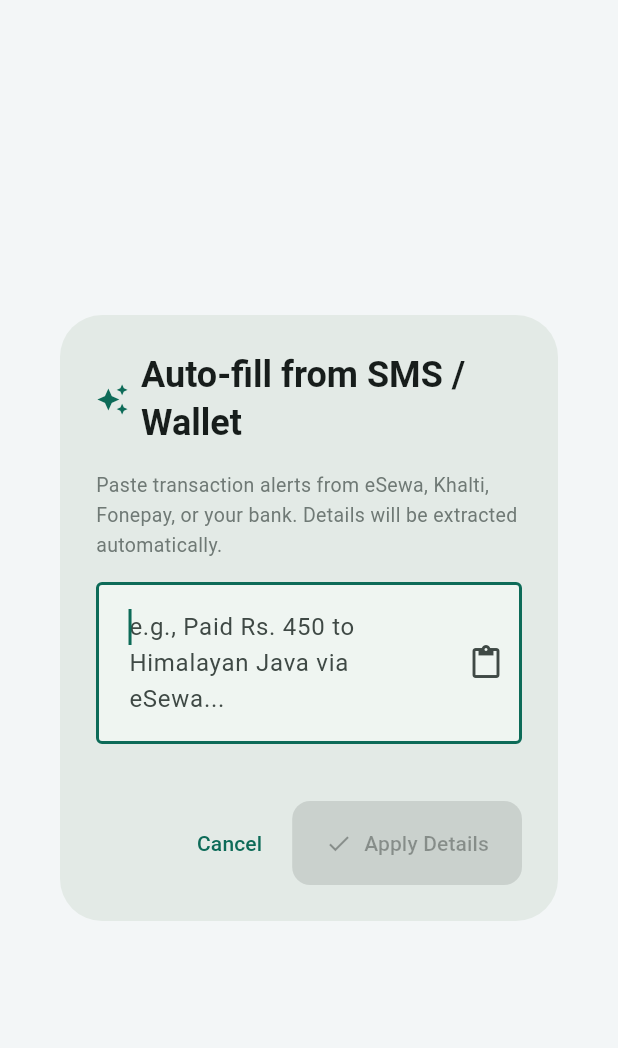
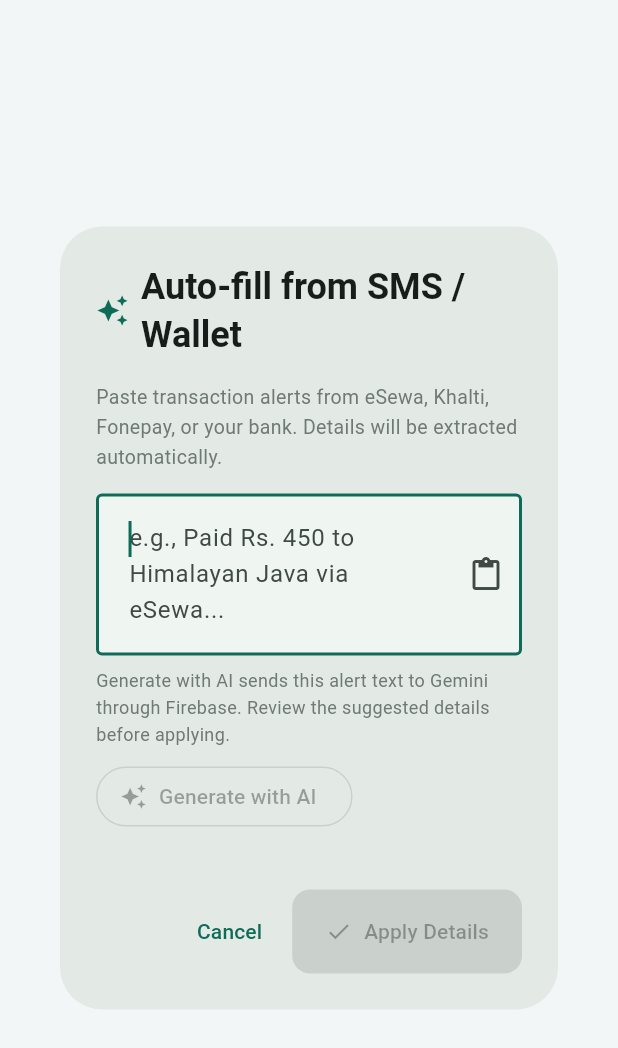
Before and after one commit to bibasshrestha980-npl/expense_tracker, a Flutter app: the _SmsParserDialog widget shown alone on an empty page, opened directly with empty values, on a phone screen of 412 x 824 dp. Shown: the top 1048 px of the screen. Run offline on Flutter 3.47's test engine with Material 3 defaults, Android fonts, the phone set to English and light mode, and no system bars; our stand-ins replace cloud_firestore, firebase_ai, firebase_auth, firebase_core, firebase_storage, shared_preferences; missing offline and left inert: cryptography, firebase_app_check, nepali_utils; accounts and stored records are empty.

Commit message:
feat: add AI-assisted SMS transaction entry

```diff
--- a/lib/screens/expense_editor.dart
+++ b/lib/screens/expense_editor.dart
@@ -1,4 +1,5 @@
-import 'package:flutter/gestures.dart' show PointerDeviceKind, PointerScrollEvent;
+import 'package:flutter/gestures.dart'
+    show PointerDeviceKind, PointerScrollEvent;
 import 'package:flutter/material.dart';
 import 'package:flutter/services.dart';
 import 'package:intl/intl.dart';
@@ -10,6 +11,7 @@ import '../models/calendar_period.dart';
 import '../models/expense.dart';
 import '../providers/expense_provider.dart';
 import '../services/sms_wallet_parser.dart';
+import '../services/ai_transaction_generator.dart';
 import '../theme.dart';
 import 'dashboard.dart' show localizedCategory;
 
@@ -62,10 +64,7 @@ class _ExpenseEditorState extends State<ExpenseEditor> {
 
   int _suggestionIndex = 0;
 
-  List<String> _getStaticSuggestions(
-    String category, {
-    bool? isNepaliLocale,
-  }) {
+  List<String> _getStaticSuggestions(String category, {bool? isNepaliLocale}) {
     final useNepali = isNepaliLocale ?? _isNepaliLocale;
     if (useNepali) {
       return aiCategorySuggestionsNe[category] ??
@@ -76,7 +75,10 @@ class _ExpenseEditorState extends State<ExpenseEditor> {
   }
 
   String _getPrimarySuggestion(String category) {
-    final list = _getStaticSuggestions(category, isNepaliLocale: _isNepaliLocale);
+    final list = _getStaticSuggestions(
+      category,
+      isNepaliLocale: _isNepaliLocale,
+    );
     if (list.isNotEmpty) return list.first;
     if (category == 'Food') {
       final hour = DateTime.now().hour;
@@ -99,7 +101,9 @@ class _ExpenseEditorState extends State<ExpenseEditor> {
     setState(() {
       _suggestions = list;
       _suggestionIndex = 0;
-      if (widget.expense == null && !_titleEdited && _title.text.trim().isEmpty) {
+      if (widget.expense == null &&
+          !_titleEdited &&
+          _title.text.trim().isEmpty) {
         _title.text = _getPrimarySuggestion(category);
       }
     });
@@ -108,7 +112,10 @@ class _ExpenseEditorState extends State<ExpenseEditor> {
   @override
   void didChangeDependencies() {
     super.didChangeDependencies();
-    _suggestions = _getStaticSuggestions(_category, isNepaliLocale: _isNepaliLocale);
+    _suggestions = _getStaticSuggestions(
+      _category,
+      isNepaliLocale: _isNepaliLocale,
+    );
     if (widget.expense == null && !_titleEdited) {
       if (_income) {
         _title.text = _isNepaliLocale
@@ -218,8 +225,7 @@ class _ExpenseEditorState extends State<ExpenseEditor> {
       if (mounted) {
         final l10n = AppLocalizations.of(context);
         setState(
-          () =>
-              _error =
+          () => _error =
               l10n?.couldNotSaveError ??
               'Could not save. Check your connection and try again.',
         );
@@ -279,8 +285,7 @@ class _ExpenseEditorState extends State<ExpenseEditor> {
                   mainAxisSize: MainAxisSize.min,
                   children: [
                     Text(
-                      l10n?.expenseEditorSubtitle ??
-                          'Keep the details clear. Your totals and insights update automatically.',
+                      l10n?.expenseEditorSubtitle ?? 'Keep the details clear. Your totals and insights update automatically.',
                       style: TextStyle(color: context.appMuted),
                     ),
                     if (widget.expense == null) ...[
@@ -351,7 +356,11 @@ class _ExpenseEditorState extends State<ExpenseEditor> {
                     const SizedBox(height: 6),
                     Row(
                       children: [
-                        const Icon(Icons.lightbulb_outline_rounded, size: 13, color: accent),
+                        const Icon(
+                          Icons.lightbulb_outline_rounded,
+                          size: 13,
+                          color: accent,
+                        ),
                         const SizedBox(width: 5),
                         Expanded(
                           child: Text(
@@ -420,12 +429,12 @@ class _ExpenseEditorState extends State<ExpenseEditor> {
                                 ? pointerSignal.scrollDelta.dy
                                 : pointerSignal.scrollDelta.dx;
                             if (delta != 0) {
-                              final target = (_chipsScrollController.offset +
-                                      delta)
-                                  .clamp(
+                              final target =
+                                  (_chipsScrollController.offset + delta).clamp(
                                     0.0,
                                     _chipsScrollController
-                                        .position.maxScrollExtent,
+                                        .position
+                                        .maxScrollExtent,
                                   );
                               _chipsScrollController.jumpTo(target);
                             }
@@ -658,14 +667,52 @@ class _SmsParserDialog extends StatefulWidget {
 
 class _SmsParserDialogState extends State<_SmsParserDialog> {
   late final TextEditingController _controller;
+  ParsedTransaction? _aiParsed;
+  String? _aiError;
+  bool _aiBusy = false;
 
   @override
   void initState() {
     super.initState();
     _controller = TextEditingController();
-    _controller.addListener(() {
-      if (mounted) setState(() {});
+    _controller.addListener(_onInputChanged);
+  }
+
+  void _onInputChanged() {
+    if (!mounted) return;
+    setState(() {
+      _aiParsed = null;
+      _aiError = null;
     });
+  }
+
+  Future<void> _generateWithAi() async {
+    final input = _controller.text.trim();
+    if (input.isEmpty || _aiBusy) return;
+    setState(() {
+      _aiBusy = true;
+      _aiError = null;
+      _aiParsed = null;
+    });
+    try {
+      final suggestion = await AiTransactionGenerator().generate(
+        input,
+        defaultIsIncome: widget.isIncome,
+      );
+      if (mounted) setState(() => _aiParsed = suggestion);
+    } on FormatException catch (error) {
+      if (mounted) setState(() => _aiError = error.message.toString());
+    } on AiTransactionGenerationException catch (error) {
+      if (mounted) setState(() => _aiError = error.message);
+    } catch (error) {
+      if (mounted) {
+        setState(() {
+          _aiError = 'AI error: ${error.toString()}';
+        });
+      }
+    } finally {
+      if (mounted) setState(() => _aiBusy = false);
+    }
   }
 
   @override
@@ -680,16 +727,13 @@ class _SmsParserDialogState extends State<_SmsParserDialog> {
       _controller.text,
       defaultIsIncome: widget.isIncome,
     );
+    final displayParsed = _aiParsed ?? parsed;
     final theme = Theme.of(context);
 
     return AlertDialog(
       title: Row(
         children: [
-          Icon(
-            Icons.auto_awesome,
-            color: theme.colorScheme.primary,
-            size: 22,
-          ),
+          Icon(Icons.auto_awesome, color: theme.colorScheme.primary, size: 22),
           const SizedBox(width: 8),
           Expanded(
             child: Text(
@@ -720,6 +764,7 @@ class _SmsParserDialogState extends State<_SmsParserDialog> {
               TextField(
                 key: const Key('sms_input_field'),
                 controller: _controller,
+                enabled: !_aiBusy,
                 maxLines: 3,
                 autofocus: true,
                 decoration: InputDecoration(
@@ -731,7 +776,9 @@ class _SmsParserDialogState extends State<_SmsParserDialog> {
                     tooltip: 'Paste',
                     icon: const Icon(Icons.content_paste),
                     onPressed: () async {
-                      final clip = await Clipboard.getData(Clipboard.kTextPlain);
+                      final clip = await Clipboard.getData(
+                        Clipboard.kTextPlain,
+                      );
                       if (clip?.text != null && mounted) {
                         _controller.text = clip!.text!.trim();
                       }
@@ -739,12 +786,54 @@ class _SmsParserDialogState extends State<_SmsParserDialog> {
                   ),
                 ),
               ),
+              const SizedBox(height: 8),
+              Text(
+                widget.isNepali
+                    ? 'AI तयार गर्न यो SMS को पाठ Firebase मार्फत Gemini मा पठाइन्छ। लागू गर्नु अघि विवरण जाँच्नुहोस्।'
+                    : 'Generate with AI sends this alert text to Gemini through Firebase. Review the suggested details before applying.',
+                style: TextStyle(
+                  color: theme.colorScheme.outline,
+                  fontSize: 12,
+                ),
+              ),
+              const SizedBox(height: 8),
+              OutlinedButton.icon(
+                onPressed: _controller.text.trim().isEmpty || _aiBusy
+                    ? null
+                    : _generateWithAi,
+                icon: _aiBusy
+                    ? const SizedBox(
+                        width: 16,
+                        height: 16,
+                        child: CircularProgressIndicator(strokeWidth: 2),
+                      )
+                    : const Icon(Icons.auto_awesome, size: 18),
+                label: Text(
+                  _aiBusy
+                      ? (widget.isNepali ? 'AI तयार गर्दै...' : 'Generating...')
+                      : (widget.isNepali
+                            ? 'AI बाट तयार गर्नुहोस्'
+                            : 'Generate with AI'),
+                ),
+              ),
+              if (_aiError != null) ...[
+                const SizedBox(height: 4),
+                Text(
+                  _aiError!,
+                  style: TextStyle(
+                    color: theme.colorScheme.error,
+                    fontSize: 12,
+                  ),
+                ),
+              ],
               const SizedBox(height: 14),
-              if (parsed != null) ...[
+              if (displayParsed != null) ...[
                 Container(
                   padding: const EdgeInsets.all(12),
                   decoration: BoxDecoration(
-                    color: theme.colorScheme.primaryContainer.withValues(alpha: 0.3),
+                    color: theme.colorScheme.primaryContainer.withValues(
+                      alpha: 0.3,
+                    ),
                     borderRadius: BorderRadius.circular(10),
                     border: Border.all(
                       color: theme.colorScheme.primary.withValues(alpha: 0.4),
@@ -756,29 +845,33 @@ class _SmsParserDialogState extends State<_SmsParserDialog> {
                       Row(
                         children: [
                           Icon(
-                            parsed.isIncome ? Icons.arrow_downward : Icons.arrow_upward,
+                            displayParsed.isIncome
+                                ? Icons.arrow_downward
+                                : Icons.arrow_upward,
                             size: 16,
-                            color: parsed.isIncome ? Colors.green : Colors.red,
+                            color: displayParsed.isIncome
+                                ? Colors.green
+                                : Colors.red,
                           ),
                           const SizedBox(width: 6),
                           Text(
-                            '${parsed.isIncome ? (widget.isNepali ? "आम्दानी" : "Income") : (widget.isNepali ? "खर्च" : "Expense")}: Rs. ${parsed.amount.toStringAsFixed(2)}',
+                            '${displayParsed.isIncome ? (widget.isNepali ? "आम्दानी" : "Income") : (widget.isNepali ? "खर्च" : "Expense")}: Rs. ${displayParsed.amount.toStringAsFixed(2)}',
                             style: const TextStyle(fontWeight: FontWeight.bold),
                           ),
                         ],
                       ),
                       const SizedBox(height: 4),
                       Text(
-                        '${widget.isNepali ? "शीर्षक" : "Title"}: ${parsed.title}',
+                        '${widget.isNepali ? "शीर्षक" : "Title"}: ${displayParsed.title}',
                         style: const TextStyle(fontSize: 13),
                       ),
                       Text(
-                        '${widget.isNepali ? "श्रेणी" : "Category"}: ${parsed.category}',
+                        '${widget.isNepali ? "श्रेणी" : "Category"}: ${displayParsed.category}',
                         style: const TextStyle(fontSize: 13),
                       ),
-                      if (parsed.referenceId != null)
+                      if (displayParsed.referenceId != null)
                         Text(
-                          'Ref ID: ${parsed.referenceId}',
+                          'Ref ID: ${displayParsed.referenceId}',
                           style: TextStyle(
                             fontSize: 12,
                             color: theme.colorScheme.outline,
@@ -787,7 +880,7 @@ class _SmsParserDialogState extends State<_SmsParserDialog> {
                     ],
                   ),
                 ),
-              ] else if (_controller.text.isNotEmpty) ...[
+              ] else if (_controller.text.isNotEmpty && _aiError == null) ...[
                 Text(
                   widget.isNepali
                       ? 'कुनै मान्य रकम फेला परेन। कृपया SMS वा सन्देश जाँच गर्नुहोस्।'
@@ -809,15 +902,13 @@ class _SmsParserDialogState extends State<_SmsParserDialog> {
         ),
         FilledButton.icon(
           icon: const Icon(Icons.check, size: 18),
-          onPressed: parsed == null
+          onPressed: displayParsed == null
               ? null
               : () {
-                  widget.onApply(parsed);
+                  widget.onApply(displayParsed);
                   Navigator.pop(context);
                 },
-          label: Text(
-            widget.isNepali ? 'लागू गर्नुहोस्' : 'Apply Details',
-          ),
+          label: Text(widget.isNepali ? 'लागू गर्नुहोस्' : 'Apply Details'),
         ),
       ],
     );
--- a/pubspec.yaml
+++ b/pubspec.yaml
@@ -47,6 +47,7 @@ dependencies:
   shared_preferences: ^2.5.6
   firebase_app_check: ^0.4.8
   cryptography: ^2.9.0
+  firebase_ai: ^4.0.0
 dev_dependencies:
   flutter_test:
     sdk: flutter
```
Also changed, not shown: lib/services/ai_transaction_generator.dart (added, +186 -0 lines), lib/services/app_integrity.dart (+10 -4 lines), lib/services/sms_wallet_parser.dart (+74 -49 lines), pubspec.lock, 3 other files. Lines whose indentation alone changed are shown as unchanged.
